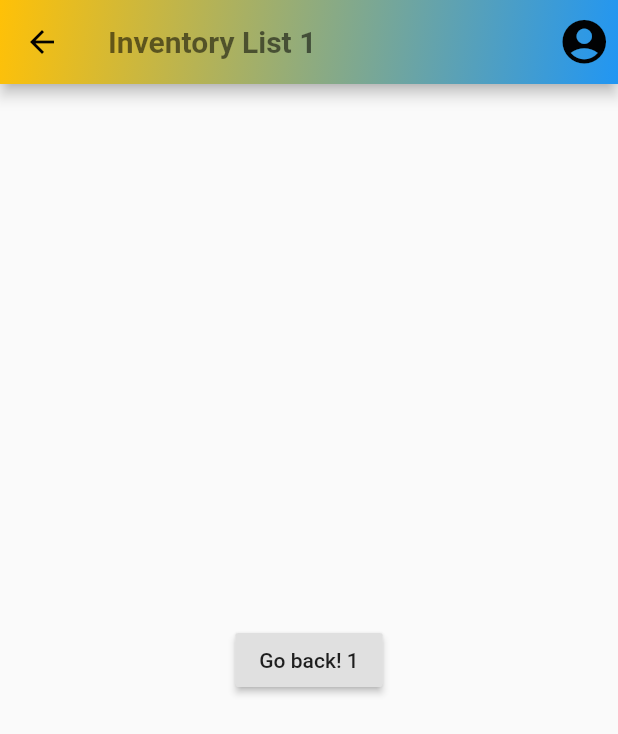
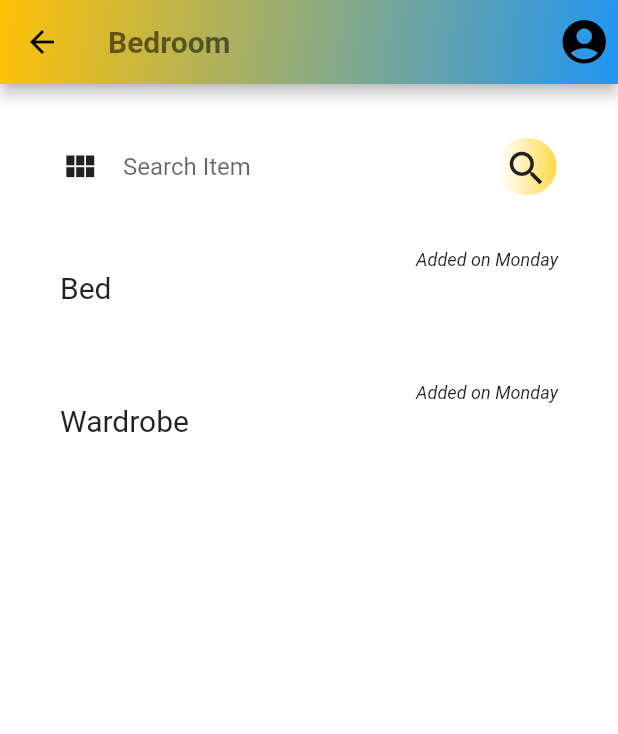
Before and after one commit to enesinky/houseinventory, a Flutter app: the LocationViewPage screen opened directly, after a tap on "Bedroom", on a phone screen of 412 x 824 dp. Shown: the top 734 px of the screen. Run offline on Flutter 3.47's test engine with Material 2 defaults, Android fonts, the phone set to English and light mode, and no system bars; our stand-ins replace shared_preferences; accounts and stored records are empty.

Commit message:
added item_view page, created searchbox widget

```diff
--- a/lib/main.dart
+++ b/lib/main.dart
@@ -26,6 +26,7 @@ class MyApp extends StatelessWidget {
     return MaterialApp(
       title: 'House Inventory',
       theme: ThemeData(
+        scaffoldBackgroundColor: Colors.white54,
         primarySwatch: Colors.amber,
         visualDensity: VisualDensity.adaptivePlatformDensity,
       ),
--- a/lib/pages/inventory/item_view.dart
+++ b/lib/pages/inventory/item_view.dart
@@ -1,24 +1,46 @@
 import 'file:///D:/AndroidStudioProjects/house_inventory/lib/widgets/appbar.dart';
 import 'package:flutter/cupertino.dart';
 import 'package:flutter/material.dart';
+import 'package:houseinventory/data/process_data.dart';
+import 'package:houseinventory/model/item.dart';
+import 'package:houseinventory/model/item_location.dart';
+import 'package:houseinventory/widgets/item_box.dart';
+import 'package:houseinventory/widgets/search_box.dart';
+
 
 class ItemViewPage extends StatelessWidget {
-    static const String route = '/Location';
-    final int locationId;
-    ItemViewPage(this.locationId);
+  static const String route = '/Location';
+  final int locationId;
+  ItemLocation itemLocation;
+  List<Widget> itemBoxes = List<Widget>();
+
+  ItemViewPage(this.locationId) {
+    itemLocation = ProcessData.locationData
+        .firstWhere((element) => (this.locationId == element.id));
+      if(itemLocation.items.length > 0) {
+          itemBoxes.add(SearchBox());
+        itemLocation.items.forEach((Item item) {
+          itemBoxes.add(ItemBox(item.name));
+        });
+      }
+      else {
+        itemBoxes = [Container()];
+      }
+  }
 
   @override
-    Widget build(BuildContext context) {
+  Widget build(BuildContext context) {
     return Scaffold(
-    appBar: CustomAppBar('Inventory List ' + locationId.toString()),
-    body: Center(
-    child: RaisedButton(
-    onPressed: () {
-    Navigator.pop(context);
-    },
-    child: Text('Go back! ' + locationId.toString()),
-        ),
-      ),
-    );
+        appBar: CustomAppBar(itemLocation.name),
+        body: Container(
+          margin: EdgeInsets.all(20),
+          child: Column(
+            children: this.itemBoxes,
+            // children: [
+            //   SearchBox(),
+            //
+            // ],
+          ),
+        ));
   }
 }
--- a/lib/widgets/item_box.dart
+++ b/lib/widgets/item_box.dart
@@ -0,0 +1,48 @@
+import 'package:flutter/cupertino.dart';
+import 'package:flutter/material.dart';
+
+class ItemBox extends StatelessWidget {
+  final String itemName;
+
+  ItemBox(this.itemName);
+
+  @override
+  Widget build(BuildContext context) {
+    return Container(
+      margin: EdgeInsets.symmetric(horizontal: 0, vertical: 10),
+      child: InkWell(
+        splashColor: Colors.amberAccent,
+        onDoubleTap: () => print('double tapped'),
+        child: Container(
+                  padding: EdgeInsets.symmetric(horizontal: 20, vertical: 10),
+                  decoration: BoxDecoration(
+                      color: Colors.white70,
+                      borderRadius: BorderRadius.all(Radius.circular(2))),
+                  child: Column(
+                    children: [
+                      Row(mainAxisAlignment: MainAxisAlignment.end, children: [
+                        Text(
+                          "Added on Monday",
+                          style: TextStyle(
+                              color: Colors.black87,
+                              fontSize: 12,
+                              fontStyle: FontStyle.italic),
+                        ),
+                      ]),
+                      Row(
+                        children: [
+                          Text(itemName,
+                              style: TextStyle(
+                                fontSize: 20,
+                              ))
+                        ],
+                      ),
+                      SizedBox(
+                        height: 12,
+                      )
+                    ],
+                  ))
+          ),
+    );
+  }
+}
--- a/lib/widgets/location_card.dart
+++ b/lib/widgets/location_card.dart
@@ -5,9 +5,9 @@ import 'package:flutter/material.dart';
 class LocationCard extends StatelessWidget {
   final String name;
   final int itemCount;
-  final int locationId;
+  final int _locationId;
 
-  LocationCard(this.name, this.itemCount, this.locationId);
+  LocationCard(this.name, this.itemCount, this._locationId);
 
   @override
   Widget build(BuildContext context) {
@@ -19,8 +19,8 @@ class LocationCard extends StatelessWidget {
       child: InkWell(
         splashColor: Colors.redAccent.withAlpha(90),
         onTap: () {
-          print('Card tapped: ' + name + '. Location ID: ' + locationId.toString());
-          var navigateUrl = ItemViewPage.route + '/' + locationId.toString();
+          //print('Card tapped: ' + name + '. Location ID: ' + locationId.toString());
+          var navigateUrl = ItemViewPage.route + '/' + _locationId.toString();
           Navigator.pushNamed(context, navigateUrl);
         },
         child: Container(
--- a/lib/widgets/search_box.dart
+++ b/lib/widgets/search_box.dart
@@ -0,0 +1,68 @@
+import 'package:flutter/cupertino.dart';
+import 'package:flutter/material.dart';
+
+class SearchBox extends StatelessWidget {
+  @override
+  Widget build(BuildContext context) {
+    return Container(
+      margin: EdgeInsets.symmetric(horizontal: 0, vertical: 10),
+      padding: EdgeInsets.symmetric(horizontal: 20, vertical: 5),
+      height: 50,
+      alignment: Alignment.center,
+      decoration: BoxDecoration(
+          color: Colors.white,
+          border: Border.all(
+              color: Colors.white10,
+              style: BorderStyle.solid,
+              width: 1),
+          borderRadius: BorderRadius.all(Radius.circular(25))),
+      child: Row(
+        crossAxisAlignment: CrossAxisAlignment.center,
+        mainAxisAlignment: MainAxisAlignment.spaceBetween,
+        children: [
+          Container(
+              width: MediaQuery.of(context).size.width - 140,
+              child: TextField(
+                maxLines: 1,
+                textAlignVertical: TextAlignVertical.bottom,
+                textAlign: TextAlign.start,
+                autofocus: false,
+                cursorColor: Colors.blue,
+                style: TextStyle(
+                    color: Colors.black87,
+                    fontSize: 16
+                ),
+                textInputAction: TextInputAction.search,
+                decoration: InputDecoration(
+                  hintText: "Search Item",
+                  enabled: true,
+                  icon: Icon(Icons.view_module,
+                      size: 25, color: Colors.black87),
+                  enabledBorder: UnderlineInputBorder(
+                    borderSide: BorderSide(color: Colors.transparent, width: 0),
+                  ),
+                  focusedBorder: UnderlineInputBorder(
+                    borderSide: BorderSide(color: Colors.transparent, width: 0),
+                  ),
+                  border: UnderlineInputBorder(
+                    borderSide: BorderSide(color: Colors.transparent, width: 0),
+                  ),
+                ),
+              )),
+          GestureDetector(
+              onTap: () => print('Tapped Search Button'),
+              child:
+              Container(
+                child: Icon(Icons.search, size: 30, color: Colors.black87),
+                padding: EdgeInsets.all(5),
+                decoration: BoxDecoration(
+                  gradient: LinearGradient(
+                      colors: [Colors.white70, Colors.amberAccent]),
+                  borderRadius: BorderRadius.all(Radius.circular(20)),
+                ),
+              )),
+        ],
+      ),
+    );
+  }
+}
```
